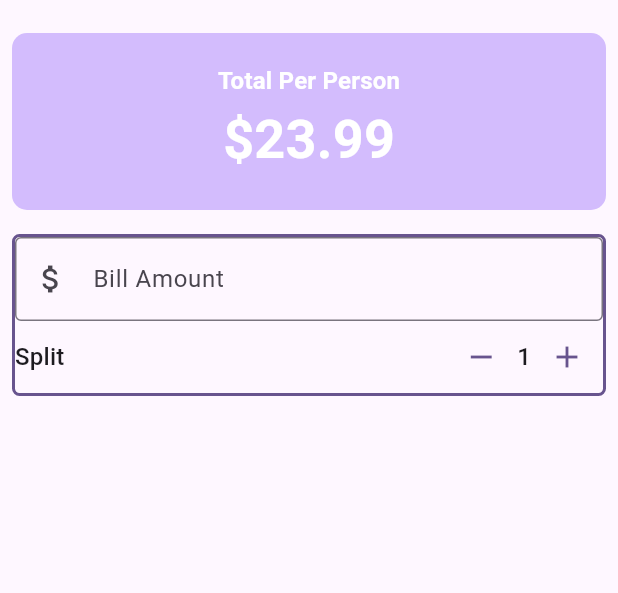
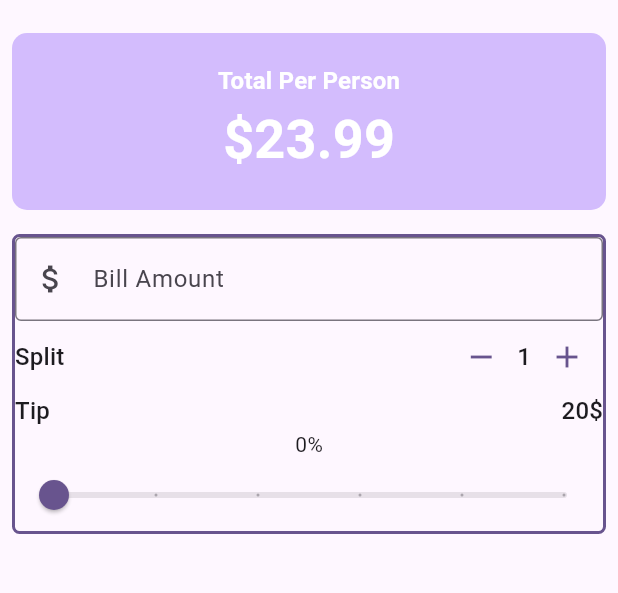
Before and after one commit to Abadar169/UTip, a Flutter app: the screen it shows after launch, on a phone screen of 412 x 824 dp, the part 63-656 px from its top. Run offline on Flutter 3.47's test engine with Material 3 defaults, Android fonts, the phone set to English and light mode, and no system bars.

Commit message:
Refactor tip slider

```diff
--- a/lib/main.dart
+++ b/lib/main.dart
@@ -1,5 +1,6 @@
 import 'package:flutter/material.dart';
 import 'package:utip/widgets/person_counter.dart';
+import 'package:utip/widgets/tip_slider.dart';
 
 void main() {
   runApp(const MyApp());
@@ -32,6 +33,8 @@ class UTip extends StatefulWidget {
 class _UTipState extends State<UTip> {
   int _personCount = 1;
 
+  double _tipPercentage = 0.0;
+
   void increment() {
     setState(() {
       _personCount = _personCount + 1;
@@ -40,9 +43,8 @@ class _UTipState extends State<UTip> {
 
   void decrement() {
     setState(() {
-      if(_personCount > 0){
-
-      _personCount = _personCount - 1;
+      if (_personCount > 0) {
+        _personCount = _personCount - 1;
       }
     });
   }
@@ -118,9 +120,37 @@ class _UTipState extends State<UTip> {
                         "Split",
                         style: theme.textTheme.titleMedium,
                       ),
-                      PersonCounter(theme: theme, personCount: _personCount, onDecrement: decrement, onIncrement: increment,),
+                      PersonCounter(
+                        theme: theme,
+                        personCount: _personCount,
+                        onDecrement: decrement,
+                        onIncrement: increment,
+                      ),
                     ],
                   ),
+                  Row(
+                    mainAxisAlignment: MainAxisAlignment.spaceBetween,
+                    children: [
+                      Text(
+                        'Tip',
+                        style: theme.textTheme.titleMedium,
+                      ),
+                      Text(
+                        "20\$",
+                        style: theme.textTheme.titleMedium,
+                      ),
+                    ],
+                  ),
+
+                  //slider text
+                  Text('${(_tipPercentage * 100).round()}%'),
+
+                  //tip slider
+                  TipSlider(tipPercentage: _tipPercentage, onChanged: (double value) {
+                    setState(() {
+                      _tipPercentage = value;
+                    });
+                   },),
                 ],
               ),
             ),
--- /dev/null
+++ b/lib/widgets/tip_slider.dart
@@ -0,0 +1,28 @@
+import 'package:flutter/material.dart';
+
+class TipSlider extends StatelessWidget {
+  const TipSlider({
+    super.key,
+    required double tipPercentage, required this.onChanged,
+  }) : _tipPercentage = tipPercentage;
+
+  final double _tipPercentage;
+  final ValueChanged<double> onChanged;
+
+  @override
+  Widget build(BuildContext context) {
+    return Slider(
+        value: _tipPercentage,
+        onChanged: onChanged,
+        // onChanged: (value) => {
+        //       setState(() {
+        //         _tipPercentage = value;
+        //       })
+        //     },
+        min: 0,
+        max: 0.5,
+        divisions: 5,
+        label:('${(_tipPercentage * 100).round()}%') ,
+    );
+  }
+}
```
